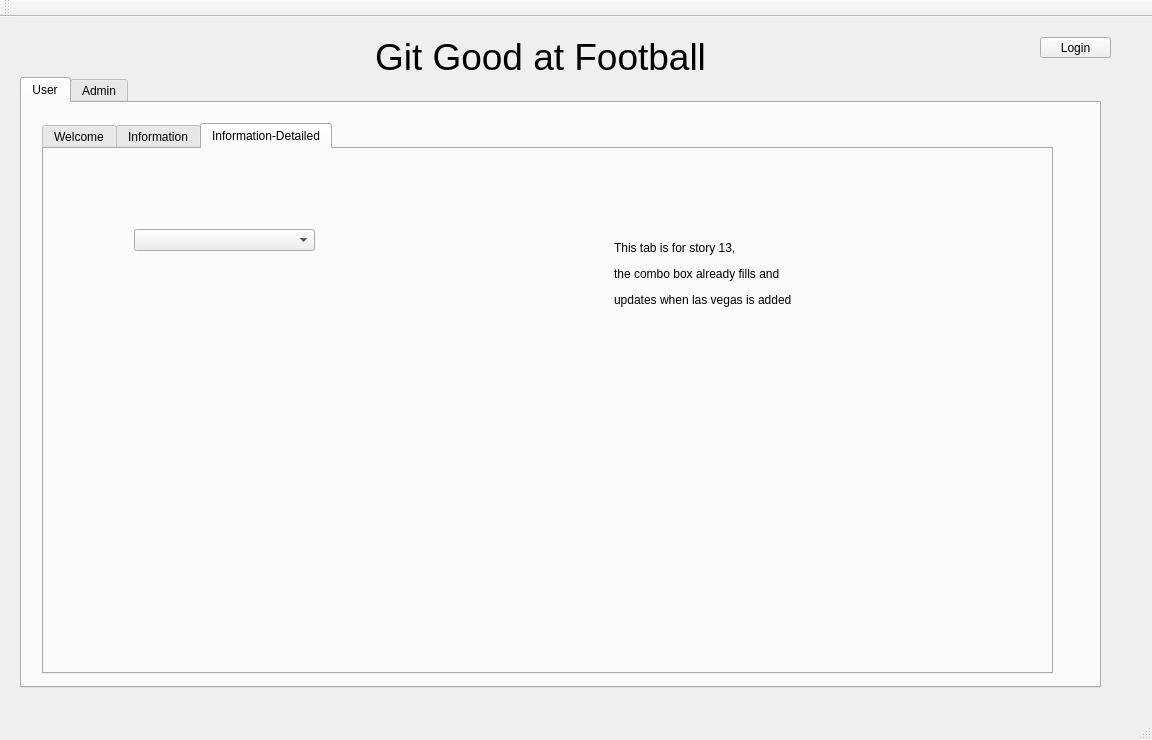
The window that QT/mainwindow.ui (nsidaris/GitGood) describes before a commit, drawn with Qt 5.
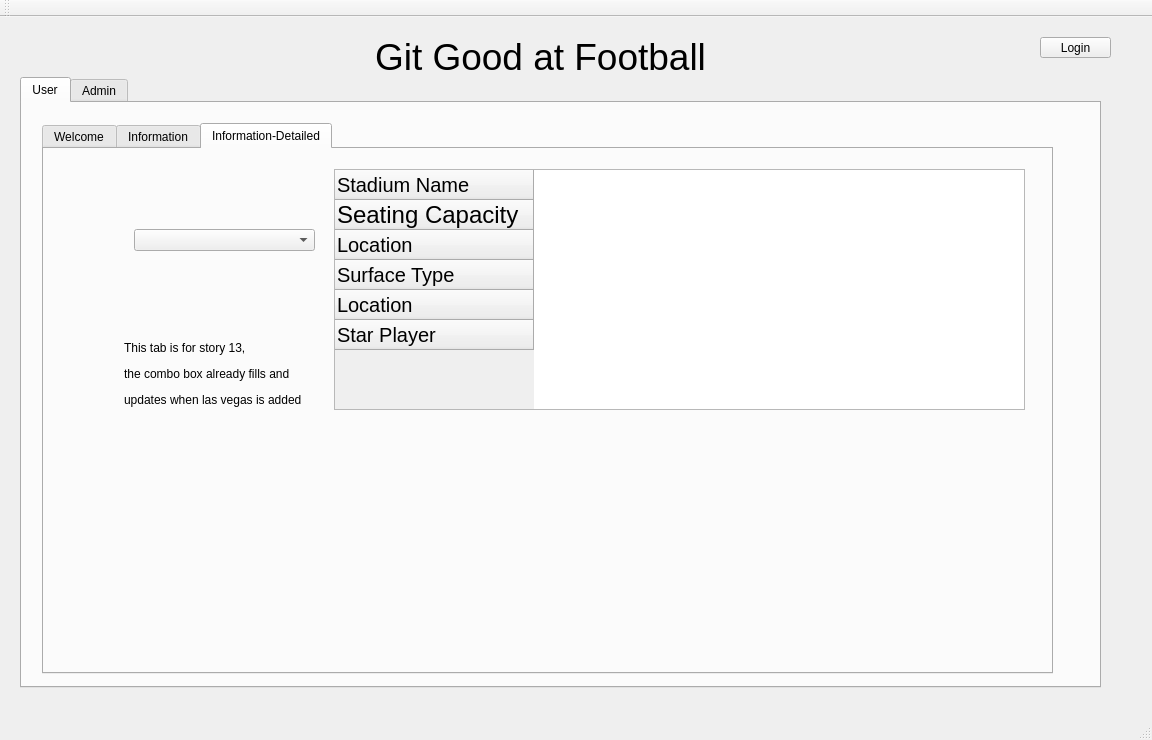
The same window after the commit. The open tabs and pages were chosen to show the change. Icons and pictures are not drawn.

Commit message:
View Team Info
Football fan can now view each teams info in a table

Patch:
```diff
--- a/QT/mainwindow.ui
+++ b/QT/mainwindow.ui
@@ -166,8 +166,8 @@
        <widget class="QLabel" name="label_11">
         <property name="geometry">
          <rect>
-          <x>570</x>
-          <y>70</y>
+          <x>80</x>
+          <y>170</y>
           <width>191</width>
           <height>111</height>
          </rect>
@@ -176,6 +176,65 @@
          <string>&lt;html&gt;&lt;head/&gt;&lt;body&gt;&lt;p&gt;This tab is for story 13,&lt;/p&gt;&lt;p&gt;the combo box already fills and &lt;/p&gt;&lt;p&gt;updates when las vegas is added&lt;/p&gt;&lt;/body&gt;&lt;/html&gt;</string>
         </property>
        </widget>
+       <widget class="QTableWidget" name="TeamInfo">
+        <property name="geometry">
+         <rect>
+          <x>290</x>
+          <y>20</y>
+          <width>691</width>
+          <height>241</height>
+         </rect>
+        </property>
+        <property name="font">
+         <font>
+          <pointsize>15</pointsize>
+         </font>
+        </property>
+        <property name="editTriggers">
+         <set>QAbstractItemView::NoEditTriggers</set>
+        </property>
+        <property name="alternatingRowColors">
+         <bool>true</bool>
+        </property>
+        <property name="sortingEnabled">
+         <bool>true</bool>
+        </property>
+        <row>
+         <property name="text">
+          <string>Stadium Name</string>
+         </property>
+        </row>
+        <row>
+         <property name="text">
+          <string>Seating Capacity</string>
+         </property>
+         <property name="font">
+          <font>
+           <pointsize>18</pointsize>
+          </font>
+         </property>
+        </row>
+        <row>
+         <property name="text">
+          <string>Location</string>
+         </property>
+        </row>
+        <row>
+         <property name="text">
+          <string>Surface Type</string>
+         </property>
+        </row>
+        <row>
+         <property name="text">
+          <string>Location</string>
+         </property>
+        </row>
+        <row>
+         <property name="text">
+          <string>Star Player</string>
+         </property>
+        </row>
+       </widget>
       </widget>
      </widget>
     </widget>
```
Left out of the diff: 6 changed lines with no effect on the pictures. The commit also changes 4 other files.
